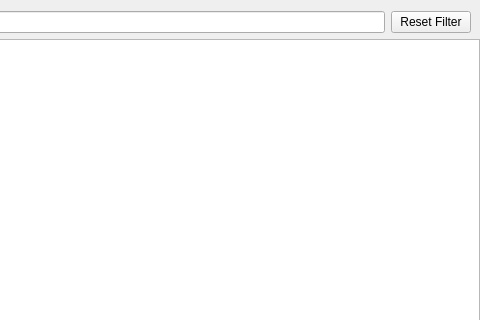
Before: the Qt Designer form Source/ui_qt/Qt_ui/bootableview.ui in jpd002/Play-, drawn with Qt 5; both pictures show x 345 to 825 and y 0 to 320 of the 825 by 430 pixel window.
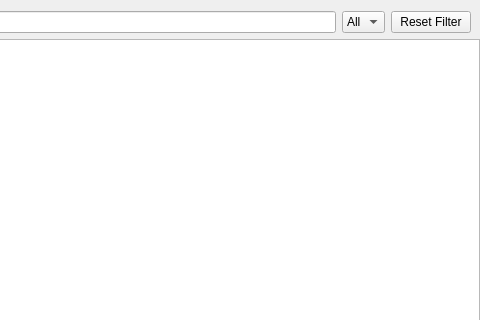
After: the same form once the commit is applied.

Commit message: enable state filter

```diff
--- a/Source/ui_qt/Qt_ui/bootableview.ui
+++ b/Source/ui_qt/Qt_ui/bootableview.ui
@@ -52,6 +52,15 @@
      <item>
       <widget class="QLineEdit" name="filterLineEdit"/>
      </item>
+     <item>
+      <widget class="QComboBox" name="stateFilterComboBox">
+       <item>
+        <property name="text">
+         <string>All</string>
+        </property>
+       </item>
+      </widget>
+     </item>
      <item>
       <widget class="QPushButton" name="reset_filter_button">
        <property name="text">
```
Left out of the diff: 12 changed lines with no effect on the pictures. The commit also changes 7 other files.
